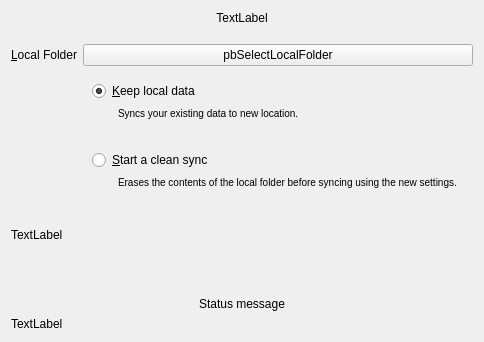
Qt form src/wizard/owncloudadvancedsetuppage.ui (nextcloud/desktop) before a commit.
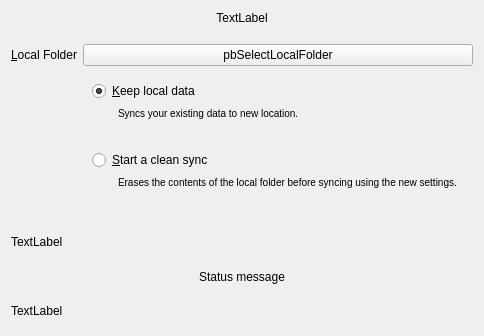
The same form after that commit.

Commit message:
Resize wizard if advanced options are required
Fixes #1130

The edit to the form file:
```diff
--- a/src/wizard/owncloudadvancedsetuppage.ui
+++ b/src/wizard/owncloudadvancedsetuppage.ui
@@ -7,7 +7,7 @@
     <x>0</x>
     <y>0</y>
     <width>484</width>
-    <height>342</height>
+    <height>336</height>
    </rect>
   </property>
   <property name="sizePolicy">
@@ -224,22 +224,6 @@
      </property>
     </widget>
    </item>
-   <item>
-    <spacer name="verticalSpacer">
-     <property name="orientation">
-      <enum>Qt::Vertical</enum>
-     </property>
-     <property name="sizeType">
-      <enum>QSizePolicy::Expanding</enum>
-     </property>
-     <property name="sizeHint" stdset="0">
-      <size>
-       <width>20</width>
-       <height>40</height>
-      </size>
-     </property>
-    </spacer>
-   </item>
    <item>
     <widget class="QLabel" name="syncModeLabel">
      <property name="text">
```
Left out of the diff: 6 changed lines with no effect on the pictures. The commit also changes 1 other file.
